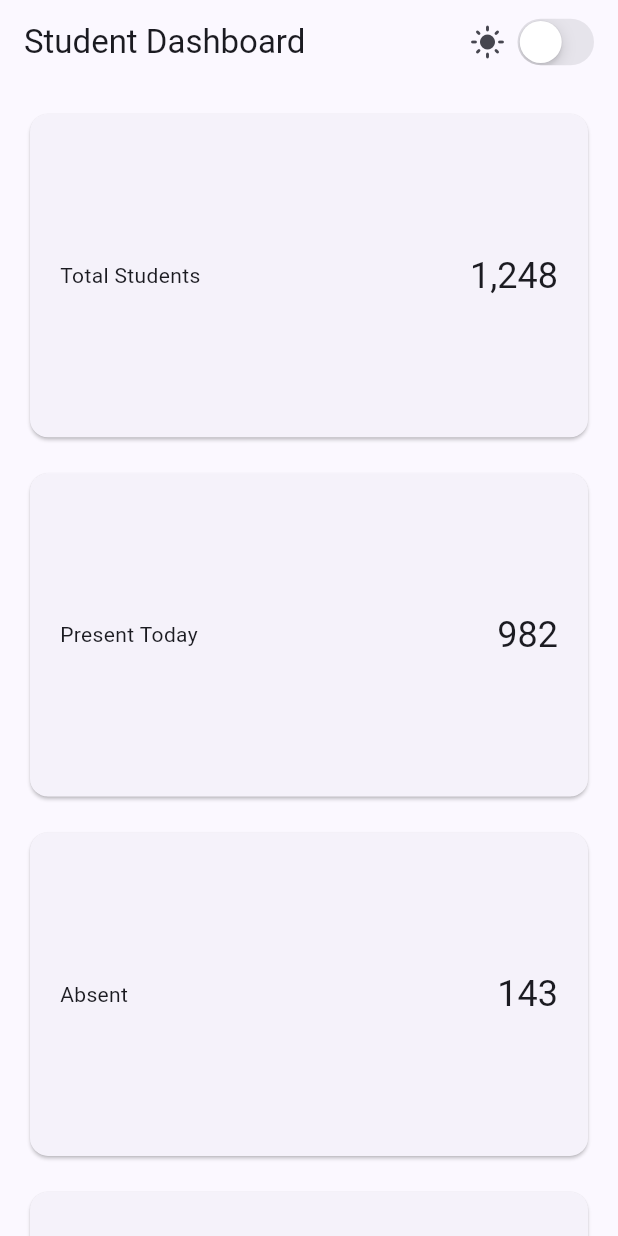
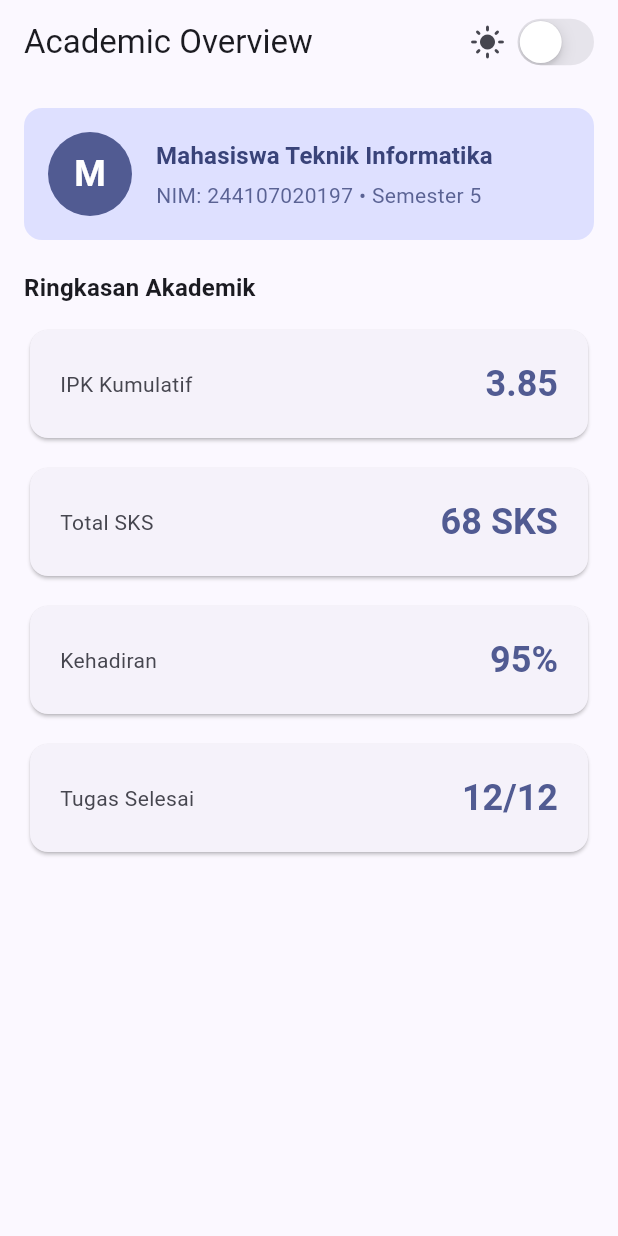
Before and after one commit to JonathanDP02/Pembelajaran-Mobile, a Flutter app: the screen it shows after launch, on a phone screen of 412 x 824 dp. Run offline on Flutter 3.47's test engine with Material 3 defaults, Android fonts, the phone set to English and light mode, and no system bars.

Commit message:
minggu-2

```diff
--- a/minggu-2/responsive_dashboard/lib/main.dart
+++ b/minggu-2/responsive_dashboard/lib/main.dart
@@ -1,5 +1,7 @@
 import 'package:flutter/cupertino.dart';
 import 'package:flutter/material.dart';
+
+const double kWideBreakpoint = 700.0;
 
 void main() => runApp(const DashboardApp());
 
@@ -17,17 +19,19 @@ class _DashboardAppState extends State<DashboardApp> {
   Widget build(BuildContext context) {
     return MaterialApp(
       debugShowCheckedModeBanner: false,
+      title: 'Academic Overview',
       theme: ThemeData(
         useMaterial3: true,
         colorSchemeSeed: Colors.indigo,
+        brightness: Brightness.light,
       ),
       darkTheme: ThemeData(
         useMaterial3: true,
+        colorSchemeSeed: Colors.indigo,
         brightness: Brightness.dark,
-        colorSchemeSeed: Colors.indigo,
       ),
       themeMode: isDark ? ThemeMode.dark : ThemeMode.light,
-      home: DashboardPage(
+      home: AcademicOverviewPage(
         isDark: isDark,
         onDarkChanged: (value) => setState(() => isDark = value),
       ),
@@ -35,8 +39,8 @@ class _DashboardAppState extends State<DashboardApp> {
   }
 }
 
-class DashboardPage extends StatelessWidget {
-  const DashboardPage({
+class AcademicOverviewPage extends StatelessWidget {
+  const AcademicOverviewPage({
     required this.isDark,
     required this.onDarkChanged,
     super.key,
@@ -49,16 +53,14 @@ class DashboardPage extends StatelessWidget {
   Widget build(BuildContext context) {
     return Scaffold(
       appBar: AppBar(
-        title: const Text('Student Dashboard'),
+        title: const Text('Academic Overview'),
         actions: [
           Row(
             children: [
-              // 1. ExcludeSemantics: Sembunyikan ikon dekoratif agar tidak dibaca ganda
               ExcludeSemantics(
                 child: Icon(isDark ? Icons.dark_mode : Icons.light_mode),
               ),
               const SizedBox(width: 4),
-              // 2. Semantics: Memberikan label, status toggled, dan petunjuk aksi pada saklar
               Semantics(
                 label: 'Saklar Mode Gelap',
                 hint: isDark
@@ -77,66 +79,96 @@ class DashboardPage extends StatelessWidget {
       ),
       body: LayoutBuilder(
         builder: (context, constraints) {
-          final crossAxisCount = constraints.maxWidth >= 960
-              ? 4
-              : constraints.maxWidth >= 600
-                  ? 2
-                  : 1;
+          final isWide = constraints.maxWidth >= kWideBreakpoint;
 
-          final childAspectRatio = constraints.maxWidth >= 960
-              ? 2.8
-              : constraints.maxWidth >= 600
-                  ? 2.2
-                  : 1.7;
-
-          return GridView.count(
-            padding: const EdgeInsets.all(16),
-            crossAxisSpacing: 16,
-            mainAxisSpacing: 16,
-            crossAxisCount: crossAxisCount,
-            childAspectRatio: childAspectRatio,
-            children: const [
-              DashboardCard(
-                title: 'Total Students',
-                value: '1,248',
-                semanticValue: '1248 siswa',
+          return SingleChildScrollView(
+            padding: const EdgeInsets.all(16.0),
+            child: Column(
+              crossAxisAlignment: CrossAxisAlignment.start,
+              children: [
+                const ProfileHeader(),
+                const SizedBox(height: 20),
+                Text(
+                  'Ringkasan Akademik',
+                  style: Theme.of(context).textTheme.titleMedium?.copyWith(
+                        fontWeight: FontWeight.bold,
                       ),
-              DashboardCard(
-                title: 'Present Today',
-                value: '982',
-                semanticValue: '982 siswa hadir hari ini',
                 ),
-              DashboardCard(
-                title: 'Absent',
-                value: '143',
-                semanticValue: '143 siswa tidak hadir',
+                const SizedBox(height: 12),
+                if (isWide)
+                  const Column(
+                    children: [
+                      Row(
+                        children: [
+                          Expanded(
+                            child: InfoCard(
+                              title: 'IPK Kumulatif',
+                              value: '3.85',
+                              semanticValue: '3 koma 85',
                             ),
-              DashboardCard(
-                title: 'Avg. Score',
-                value: '87.4%',
-                semanticValue: '87 koma 4 persen',
                           ),
-              DashboardCard(
-                title: 'Classrooms',
-                value: '18',
-                semanticValue: '18 ruang kelas',
+                          SizedBox(width: 16),
+                          Expanded(
+                            child: InfoCard(
+                              title: 'Total SKS',
+                              value: '68 SKS',
+                              semanticValue: '68 S K S',
                             ),
-              DashboardCard(
-                title: 'Teachers',
-                value: '42',
-                semanticValue: '42 guru',
-              ),
-              DashboardCard(
-                title: 'Assignments',
-                value: '64',
-                semanticValue: '64 tugas',
-              ),
-              DashboardCard(
-                title: 'Completed',
-                value: '51',
-                semanticValue: '51 selesai',
                           ),
                         ],
+                      ),
+                      SizedBox(height: 16),
+                      Row(
+                        children: [
+                          Expanded(
+                            child: InfoCard(
+                              title: 'Kehadiran',
+                              value: '95%',
+                              semanticValue: '95 persen',
+                            ),
+                          ),
+                          SizedBox(width: 16),
+                          Expanded(
+                            child: InfoCard(
+                              title: 'Tugas Selesai',
+                              value: '12/12',
+                              semanticValue: '12 dari 12 tugas selesai',
+                            ),
+                          ),
+                        ],
+                      ),
+                    ],
+                  )
+                else
+                  const Column(
+                    children: [
+                      InfoCard(
+                        title: 'IPK Kumulatif',
+                        value: '3.85',
+                        semanticValue: '3 koma 85',
+                      ),
+                      SizedBox(height: 12),
+                      InfoCard(
+                        title: 'Total SKS',
+                        value: '68 SKS',
+                        semanticValue: '68 S K S',
+                      ),
+                      SizedBox(height: 12),
+                      InfoCard(
+                        title: 'Kehadiran',
+                        value: '95%',
+                        semanticValue: '95 persen',
+                      ),
+                      SizedBox(height: 12),
+                      InfoCard(
+                        title: 'Tugas Selesai',
+                        value: '12/12',
+                        semanticValue: '12 dari 12 tugas selesai',
+                      ),
+                    ],
+                  ),
+              ],
+            ),
           );
         },
       ),
@@ -144,8 +176,64 @@ class DashboardPage extends StatelessWidget {
   }
 }
 
-class DashboardCard extends StatelessWidget {
-  const DashboardCard({
+/// Header Profil Murid
+class ProfileHeader extends StatelessWidget {
+  const ProfileHeader({super.key});
+
+  @override
+  Widget build(BuildContext context) {
+    final theme = Theme.of(context);
+
+    return Container(
+      padding: const EdgeInsets.all(16.0),
+      decoration: BoxDecoration(
+        color: theme.colorScheme.primaryContainer,
+        borderRadius: BorderRadius.circular(12.0),
+      ),
+      child: Row(
+        children: [
+          CircleAvatar(
+            radius: 28,
+            backgroundColor: theme.colorScheme.primary,
+            child: Text(
+              'M',
+              style: TextStyle(
+                fontSize: 24,
+                color: theme.colorScheme.onPrimary,
+                fontWeight: FontWeight.bold,
+              ),
+            ),
+          ),
+          const SizedBox(width: 16),
+          Expanded(
+            child: Column(
+              crossAxisAlignment: CrossAxisAlignment.start,
+              children: [
+                Text(
+                  'Mahasiswa Teknik Informatika',
+                  style: theme.textTheme.titleMedium?.copyWith(
+                    fontWeight: FontWeight.bold,
+                    color: theme.colorScheme.onPrimaryContainer,
+                  ),
+                ),
+                const SizedBox(height: 4),
+                Text(
+                  'NIM: 244107020197 • Semester 5',
+                  style: theme.textTheme.bodyMedium?.copyWith(
+                    color: theme.colorScheme.onPrimaryContainer.withValues(alpha: 0.8),
+                  ),
+                ),
+              ],
+            ),
+          ),
+        ],
+      ),
+    );
+  }
+}
+
+class InfoCard extends StatelessWidget {
+  const InfoCard({
     required this.title,
     required this.value,
     this.semanticValue,
@@ -158,26 +246,33 @@ class DashboardCard extends StatelessWidget {
 
   @override
   Widget build(BuildContext context) {
-    // 3. Semantics + MergeSemantics pada Kartu:
-    // Menggabungkan teks judul dan nilai agar dibaca sebagai satu kesatuan kalimat.
+    final theme = Theme.of(context);
+
     return Semantics(
       container: true,
-      label: 'Statistik $title',
+      label: 'Informasi $title',
       value: semanticValue ?? value,
       child: Card(
+        elevation: 1,
         child: Padding(
-          padding: const EdgeInsets.all(20),
+          padding: const EdgeInsets.all(20.0),
           child: Row(
             children: [
               Expanded(
-                child: Text(title),
+                child: Text(
+                  title,
+                  style: theme.textTheme.bodyMedium?.copyWith(
+                    color: theme.colorScheme.onSurfaceVariant,
                   ),
-              // 4. semanticsLabel pada Text:
-              // Mencegah bacaan simbol/angka yang kaku (misal '%' dibaca 'persen')
+                ),
+              ),
               Text(
                 value,
                 semanticsLabel: semanticValue ?? value,
-                style: Theme.of(context).textTheme.headlineSmall,
+                style: theme.textTheme.headlineSmall?.copyWith(
+                  fontWeight: FontWeight.bold,
+                  color: theme.colorScheme.primary,
+                ),
               ),
             ],
           ),
```
Also changed, not shown: 2 other files. Lines whose indentation alone changed are shown as unchanged.
